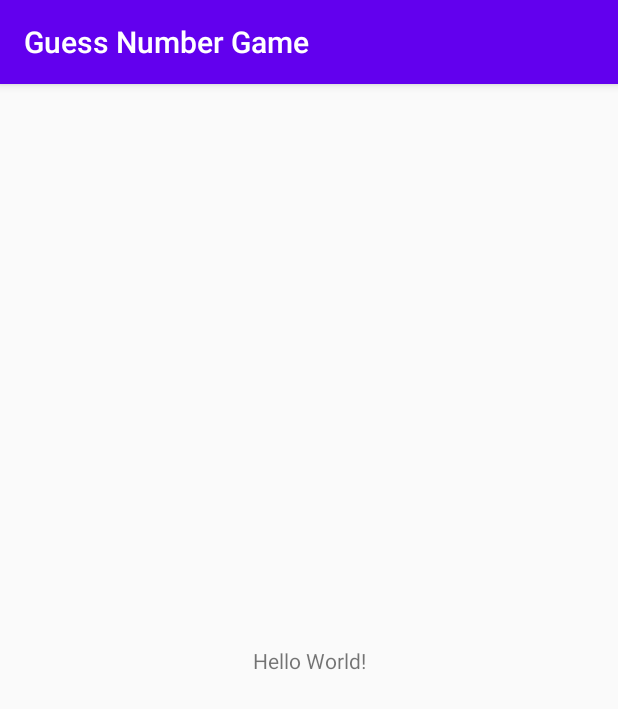
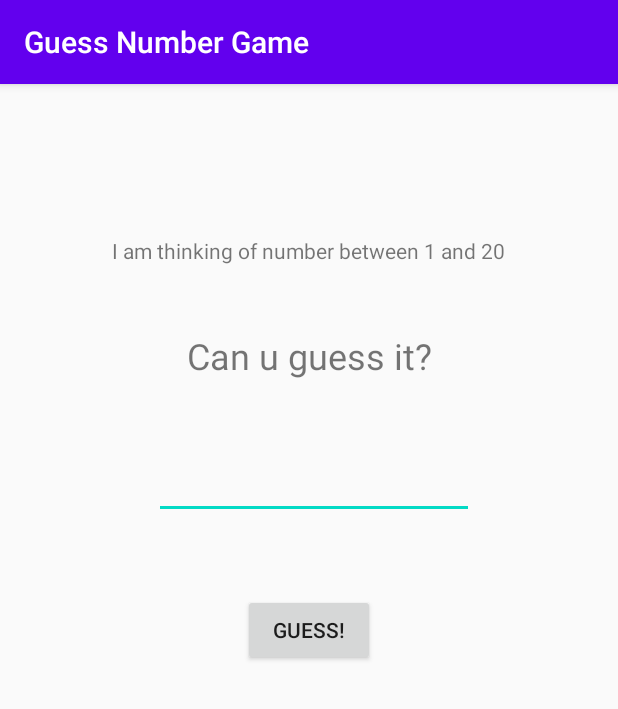
Before and after one commit to domgenys/Guess-number, an Android app: the screen it shows after launch (MainActivity), on a phone screen of 412 x 824 dp. Shown: the top 709 px of the screen. Run offline under Robolectric (Android 15) with nearby library versions, the phone set to English and light mode, and no system bars.

Commit message:
Added code to UI

```diff
--- a/app/src/main/java/com/example/guessnumbergame/MainActivity.java
+++ b/app/src/main/java/com/example/guessnumbergame/MainActivity.java
@@ -3,12 +3,53 @@ package com.example.guessnumbergame;
 import androidx.appcompat.app.AppCompatActivity;
 
 import android.os.Bundle;
+import android.util.Log;
+import android.view.View;
+import android.widget.EditText;
+import android.widget.Toast;
+
+import java.util.Random;
 
 public class MainActivity extends AppCompatActivity {
+
+
+    int randomNumber;
+
+
+    public void guess(View view){
+
+        EditText editText = (EditText) findViewById(R.id.editTextNumber);
+
+        int guessValue = Integer.parseInt(editText.getText().toString());
+
+        String message;
+
+        if(guessValue > randomNumber) {
+            message = "Lower";
+
+        }else if(guessValue < randomNumber){
+            message = "Higher";
+
+        }else{
+            message ="Correct";
+        }
+
+        Toast.makeText(this, message, Toast.LENGTH_SHORT).show();
+
+        Log.i("Inserted number", editText.getText().toString());
+        Log.i("Random number", Integer.toString(randomNumber));
+
+
+    }
 
     @Override
     protected void onCreate(Bundle savedInstanceState) {
         super.onCreate(savedInstanceState);
         setContentView(R.layout.activity_main);
+
+        Random rand = new Random();
+
+// Obtain a number between [0 - 20].
+       randomNumber = rand.nextInt(20)+ 1;
     }
 }
--- a/app/src/main/res/layout/activity_main.xml
+++ b/app/src/main/res/layout/activity_main.xml
@@ -7,12 +7,53 @@
     tools:context=".MainActivity">
 
     <TextView
+        android:id="@+id/textView"
         android:layout_width="wrap_content"
         android:layout_height="wrap_content"
-        android:text="Hello World!"
-        app:layout_constraintBottom_toBottomOf="parent"
-        app:layout_constraintLeft_toLeftOf="parent"
-        app:layout_constraintRight_toRightOf="parent"
+        android:layout_marginStart="70dp"
+        android:layout_marginTop="101dp"
+        android:layout_marginEnd="71dp"
+        android:text="I am thinking of number between 1 and 20"
+        app:layout_constraintEnd_toEndOf="parent"
+        app:layout_constraintStart_toStartOf="parent"
         app:layout_constraintTop_toTopOf="parent" />
 
+    <TextView
+        android:id="@+id/textView2"
+        android:layout_width="wrap_content"
+        android:layout_height="wrap_content"
+        android:layout_marginStart="124dp"
+        android:layout_marginTop="44dp"
+        android:layout_marginEnd="124dp"
+        android:text="Can u guess it?"
+        android:textSize="24sp"
+        app:layout_constraintEnd_toEndOf="parent"
+        app:layout_constraintStart_toStartOf="parent"
+        app:layout_constraintTop_toBottomOf="@+id/textView" />
+
+    <EditText
+        android:id="@+id/editTextNumber"
+        android:layout_width="wrap_content"
+        android:layout_height="wrap_content"
+        android:layout_marginStart="104dp"
+        android:layout_marginTop="47dp"
+        android:layout_marginEnd="98dp"
+        android:ems="10"
+        android:inputType="number"
+        app:layout_constraintEnd_toEndOf="parent"
+        app:layout_constraintStart_toStartOf="parent"
+        app:layout_constraintTop_toBottomOf="@+id/textView2" />
+
+    <Button
+        android:id="@+id/button"
+        android:layout_width="wrap_content"
+        android:layout_height="wrap_content"
+        android:layout_marginStart="161dp"
+        android:layout_marginTop="50dp"
+        android:layout_marginEnd="162dp"
+        android:onClick="guess"
+        android:text="Guess!"
+        app:layout_constraintEnd_toEndOf="parent"
+        app:layout_constraintStart_toStartOf="parent"
+        app:layout_constraintTop_toBottomOf="@+id/editTextNumber" />
 </androidx.constraintlayout.widget.ConstraintLayout>
```
